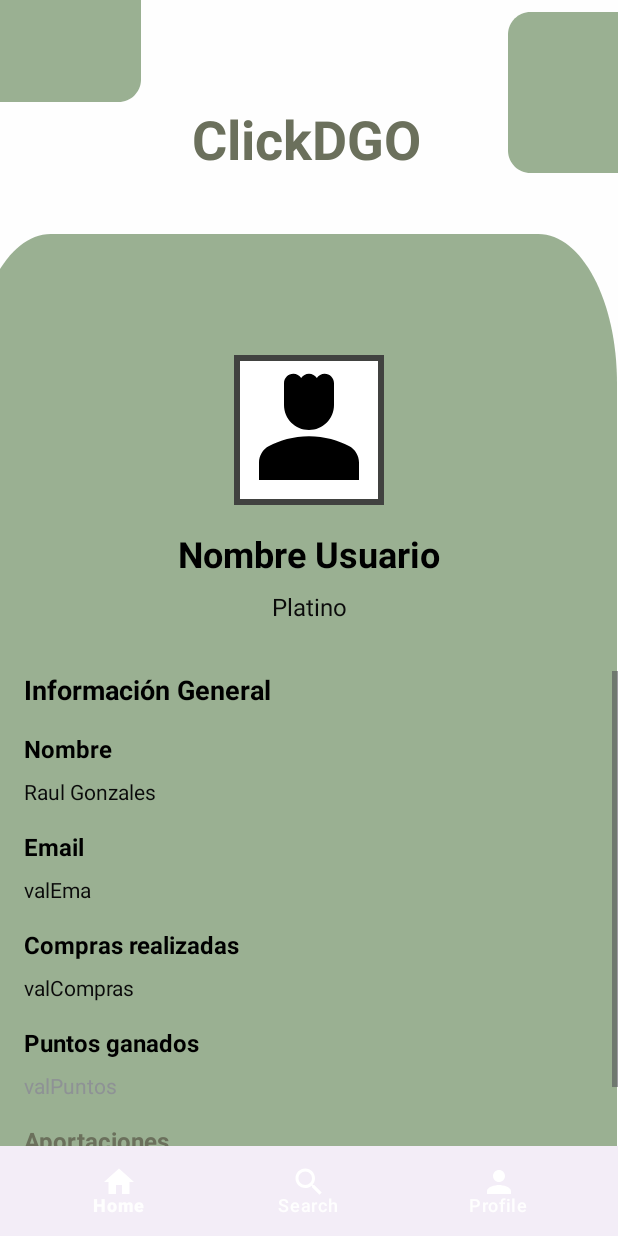
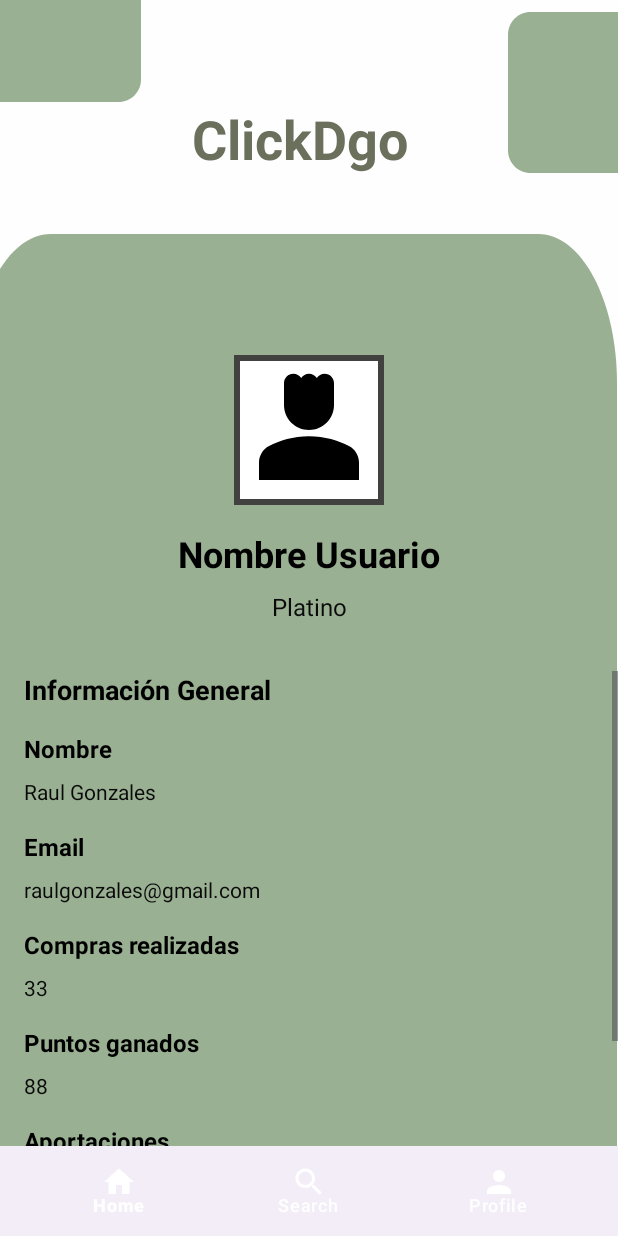
Before and after one commit to Miito456/ProyectoHackaton2024, an Android app: the ProfileActivity screen opened directly, with no data from a screen before it, on a phone screen of 412 x 824 dp. Run offline under Robolectric (Android 15) with nearby library versions, the phone set to English and light mode, and no system bars.

Commit message:
Arreglos varios

```diff
--- a/app/src/main/java/com/example/proyectohackathon/ProfileActivity.java
+++ b/app/src/main/java/com/example/proyectohackathon/ProfileActivity.java
@@ -1,19 +1,30 @@
 package com.example.proyectohackathon;
 
+
+
+import android.content.Context;
 import android.content.Intent;
+import android.content.res.Configuration;
 import android.os.Bundle;
 import android.view.MenuItem;
+import android.view.View;
+import android.widget.Button;
 
 import androidx.annotation.NonNull;
 import androidx.appcompat.app.AppCompatActivity;
 
 import com.google.android.material.bottomnavigation.BottomNavigationView;
 
+import java.util.Locale;
+
 public class ProfileActivity extends AppCompatActivity {
+
+    private Button changeLanguageButton;
+
     @Override
     protected void onCreate(Bundle savedInstanceState) {
         super.onCreate(savedInstanceState);
-        setContentView(R.layout.activity_profile); // Asegúrate de tener este layout creado.
+        setContentView(R.layout.activity_profile);
 
         BottomNavigationView bottomNavigationView = findViewById(R.id.bottomNavigationView);
 
@@ -39,5 +50,30 @@ public class ProfileActivity extends AppCompatActivity {
                 return false;
             }
         });
-        }
+
+        changeLanguageButton = findViewById(R.id.btnIdioma);
+
+        // Listener para el botón de cambio de idioma
+        changeLanguageButton.setOnClickListener(new View.OnClickListener() {
+            @Override
+            public void onClick(View v) {
+                // Cambiar idioma a español (puedes cambiarlo por otro idioma)
+                setLocale("en");
+            }
+        });
     }
+
+    // Método para cambiar el idioma
+    private void setLocale(String languageCode) {
+        Locale locale = new Locale(languageCode);
+        Locale.setDefault(locale);
+        Configuration config = new Configuration();
+        config.locale = locale;
+        getResources().updateConfiguration(config, getResources().getDisplayMetrics());
+
+        // Reiniciar la actividad para aplicar los cambios
+        Intent refresh = new Intent(this, ProfileActivity.class);
+        startActivity(refresh);
+        finish();
+    }
+}
--- a/app/src/main/res/layout/activity_profile.xml
+++ b/app/src/main/res/layout/activity_profile.xml
@@ -1,5 +1,6 @@
 <?xml version="1.0" encoding="utf-8"?>
-<androidx.constraintlayout.widget.ConstraintLayout xmlns:android="http://schemas.android.com/apk/res/android"
+<androidx.constraintlayout.widget.ConstraintLayout
+    xmlns:android="http://schemas.android.com/apk/res/android"
     xmlns:app="http://schemas.android.com/apk/res-auto"
     xmlns:tools="http://schemas.android.com/tools"
     android:layout_width="match_parent"
@@ -27,6 +28,16 @@
         app:layout_constraintEnd_toEndOf="parent"
         app:layout_constraintTop_toTopOf="parent" />
 
+    <!-- Overlay para el filtro de daltonismo -->
+    <View
+        android:id="@+id/colorblindOverlay"
+        android:layout_width="match_parent"
+        android:layout_height="match_parent"
+        android:visibility="gone"
+        android:background="#80000000"
+        app:layout_constraintTop_toTopOf="parent"
+        app:layout_constraintStart_toStartOf="parent" />
+
     <View
         android:id="@+id/rectangle_"
         android:layout_width="430dp"
@@ -44,7 +55,7 @@
         android:layout_height="wrap_content"
         android:layout_marginStart="128dp"
         android:layout_marginTop="68dp"
-        android:text="ClickDGO"
+        android:text="@string/clickdgo"
         android:textColor="#6B705C"
         android:textSize="36sp"
         android:textStyle="bold"
@@ -70,7 +81,7 @@
         android:layout_width="wrap_content"
         android:layout_height="wrap_content"
         android:layout_marginTop="16dp"
-        android:text="Nombre Usuario"
+        android:text="@string/user_name"
         android:textColor="#000"
         android:textSize="24sp"
         android:textStyle="bold"
@@ -84,7 +95,7 @@
         android:layout_width="wrap_content"
         android:layout_height="wrap_content"
         android:layout_marginTop="8dp"
-        android:text="Platino"
+        android:text="@string/membership_type"
         android:textColor="#0a0a0a"
         android:textSize="16sp"
         app:layout_constraintTop_toBottomOf="@id/userName"
@@ -116,7 +127,7 @@
                 android:id="@+id/infoTitle"
                 android:layout_width="match_parent"
                 android:layout_height="wrap_content"
-                android:text="Información General"
+                android:text="@string/info_title"
                 android:textColor="#000"
                 android:textSize="18sp"
                 android:textStyle="bold" />
@@ -126,7 +137,7 @@
                 android:layout_width="match_parent"
                 android:layout_height="wrap_content"
                 android:layout_marginTop="16dp"
-                android:text="Nombre"
+                android:text="@string/name_title"
                 android:textColor="#000"
                 android:textSize="16sp"
                 android:textStyle="bold" />
@@ -136,7 +147,7 @@
                 android:layout_width="match_parent"
                 android:layout_height="wrap_content"
                 android:layout_marginTop="8dp"
-                android:text="Raul Gonzales"
+                android:text="@string/val_nom"
                 android:textColor="#0a0a0a"
                 android:textSize="14sp" />
 
@@ -145,7 +156,7 @@
                 android:layout_width="match_parent"
                 android:layout_height="wrap_content"
                 android:layout_marginTop="16dp"
-                android:text="Email"
+                android:text="@string/email_title"
                 android:textColor="#000"
                 android:textSize="16sp"
                 android:textStyle="bold" />
@@ -155,7 +166,7 @@
                 android:layout_width="match_parent"
                 android:layout_height="wrap_content"
                 android:layout_marginTop="8dp"
-                android:text="valEma"
+                android:text="@string/val_ema"
                 android:textColor="#0a0a0a"
                 android:textSize="14sp" />
 
@@ -164,7 +175,7 @@
                 android:layout_width="match_parent"
                 android:layout_height="wrap_content"
                 android:layout_marginTop="16dp"
-                android:text="Compras realizadas"
+                android:text="@string/compras_title"
                 android:textColor="#000"
                 android:textSize="16sp"
                 android:textStyle="bold" />
@@ -174,7 +185,7 @@
                 android:layout_width="match_parent"
                 android:layout_height="wrap_content"
                 android:layout_marginTop="8dp"
-                android:text="valCompras"
+                android:text="@string/val_compras"
                 android:textColor="#0a0a0a"
                 android:textSize="14sp" />
 
@@ -183,7 +194,7 @@
                 android:layout_width="match_parent"
                 android:layout_height="wrap_content"
                 android:layout_marginTop="16dp"
-                android:text="Puntos ganados"
+                android:text="@string/puntos_title"
                 android:textColor="#000"
                 android:textSize="16sp"
                 android:textStyle="bold" />
@@ -193,8 +204,8 @@
                 android:layout_width="match_parent"
                 android:layout_height="wrap_content"
                 android:layout_marginTop="8dp"
-                android:text="valPuntos"
-                android:textColor="#8E9295"
+                android:text="@string/val_puntos"
+                android:textColor="#0a0a0a"
                 android:textSize="14sp" />
 
             <TextView
@@ -202,49 +213,58 @@
                 android:layout_width="match_parent"
                 android:layout_height="wrap_content"
                 android:layout_marginTop="16dp"
-                android:text="Aportaciones"
-                android:textColor="#6B705C"
+                android:text="@string/aportaciones_title"
+                android:textColor="#000"
                 android:textSize="16sp"
                 android:textStyle="bold" />
 
             <TextView
-                android:id="@+id/valAporta"
+                android:id="@+id/valAportaciones"
                 android:layout_width="match_parent"
                 android:layout_height="wrap_content"
                 android:layout_marginTop="8dp"
-                android:text="valAporta"
-                android:textColor="#8E9295"
+                android:text="@string/val_aporta"
+                android:textColor="#0a0a0a"
                 android:textSize="14sp" />
 
-            <!-- Botón de privacidad -->
+            <!-- Botones -->
             <Button
+
                 android:id="@+id/btnPrivacidad"
                 android:layout_width="wrap_content"
                 android:layout_height="wrap_content"
-                android:text="Privacidad"
-                android:backgroundTint="#597051"
-                android:textColor="#FEFEFE" />
+                android:text="@string/privacy_button"
+                android:backgroundTint="#06a77d"
+                android:textColor="#FEFEFE"/>
 
-            <!-- Botón de accesibilidad -->
             <Button
-                android:id="@+id/btnAccesibilidad"
+
+            android:id="@+id/colorblindFilter"
+            android:layout_width="wrap_content"
+            android:layout_height="wrap_content"
+            android:text="@string/colorblind_button"
+            android:backgroundTint="#06a77d"
+            android:textColor="#fff"
+                />
+            <Button
+
+                android:id="@+id/btnIdioma"
                 android:layout_width="wrap_content"
                 android:layout_height="wrap_content"
-                android:text="Accesibilidad"
-                android:backgroundTint="#597051"
-                android:textColor="#FEFEFE" />
+                android:text="@string/change_language_button"
+                android:backgroundTint="#06a77d"
+                android:textColor="#FEFEFE"/>
 
-            <!-- Botón de cerrar sesión -->
             <Button
-                android:id="@+id/btnCerrarSesion"
+                android:id="@+id/logoutButton"
                 android:layout_width="wrap_content"
                 android:layout_height="wrap_content"
-                android:text="Cerrar Sesión"
-                android:backgroundTint="#597051"
-                android:textColor="#FEFEFE" />
+                android:layout_marginTop="16dp"
+                android:text="@string/logout_button"
+                android:backgroundTint="#06A77D"
+                android:textColor="#FFF" />
         </LinearLayout>
     </ScrollView>
-
     <com.google.android.material.bottomnavigation.BottomNavigationView
         android:id="@+id/bottomNavigationView"
         android:layout_width="match_parent"
@@ -260,7 +280,6 @@
         app:itemActiveIndicatorStyle="@style/IndicatorStyle"
         app:itemIconPadding="8dp"
         app:itemHorizontalTranslationEnabled="true"
-        app:layout_constraintBottom_toBottomOf="parent"/>
-
+        app:layout_constraintBottom_toBottomOf="parent" />
 
 </androidx.constraintlayout.widget.ConstraintLayout>
--- a/app/src/main/res/layout/activity_search.xml
+++ b/app/src/main/res/layout/activity_search.xml
@@ -213,7 +213,7 @@
                     android:layout_gravity="center"
                     android:layout_marginTop="8dp"
                     android:scaleType="centerCrop"
-                    android:src="@drawable/electronics_image"
+                    android:src="@drawable/music_image"
                     android:paddingBottom="8dp"/>
 
                 <Button
@@ -257,7 +257,7 @@
                     android:layout_gravity="center"
                     android:layout_marginTop="8dp"
                     android:scaleType="centerCrop"
-                    android:src="@drawable/electronics_image"
+                    android:src="@drawable/game_videos"
                     android:paddingBottom="8dp"/>
 
                 <Button
--- a/app/src/main/res/layout/activity_ventana_principal.xml
+++ b/app/src/main/res/layout/activity_ventana_principal.xml
@@ -1,6 +1,7 @@
 <?xml version="1.0" encoding="utf-8"?>
 <androidx.constraintlayout.widget.ConstraintLayout xmlns:android="http://schemas.android.com/apk/res/android"
     xmlns:app="http://schemas.android.com/apk/res-auto"
+    xmlns:tools="http://schemas.android.com/tools"
     android:layout_width="match_parent"
     android:layout_height="match_parent"
     android:background="#FEFEFE">
@@ -48,7 +49,7 @@
         android:layout_height="wrap_content"
         android:layout_marginStart="32dp"
         android:layout_marginTop="28dp"
-        android:text="Hola, ****"
+        android:text="Hola, Raul"
         android:textColor="#6B705C"
         android:textSize="20sp"
         app:layout_constraintStart_toStartOf="parent"
@@ -71,13 +72,13 @@
 
     <ImageView
         android:id="@+id/searchIcon"
-        android:layout_width="34dp"
-        android:layout_height="33dp"
+        android:layout_width="45dp"
+        android:layout_height="48dp"
         android:layout_marginTop="8dp"
         android:layout_marginEnd="48dp"
         android:background="@drawable/circle_background"
+        android:backgroundTint="#8E9295"
         android:src="@drawable/ic_search"
-        android:backgroundTint="#8E9295"
         app:layout_constraintEnd_toEndOf="parent"
         app:layout_constraintTop_toBottomOf="@id/greetingTextView" />
 
--- a/app/src/main/res/values/strings.xml
+++ b/app/src/main/res/values/strings.xml
@@ -1,18 +1,34 @@
 <resources>
     <string name="app_name">ProyectoHackathon</string>
-    <string name="nombreBoton">Crear db</string>
+    <string name="nombreBoton">Bd</string>
+
     <string name="clickdgo">ClickDgo</string>
-    <string name="hola_">Hola, ****</string>
+    <string name="hola_">Hola, Raul</string>
     <string name="encuentra_l">Encuentra lo que estas buscando</string>
-    <!-- strings.xml -->
     <string name="para_t_">Para tí</string>
     <string name="descubrir">Descubrir</string>
-
-    <string name="iniciar_ses">Iniciar Sesi\u00C3\u00B3n</string> <!-- El texto contiene el carácter especial Ó -->
+    <string name="iniciar_ses">Iniciar Sesión</string>
     <string name="email">Email</string>
     <string name="password">Contraseña</string>
     <string name="email_ejemp">Email@ejemplo.com</string>
     <string name="iniciar_sesion">Iniciar sesión</string>
+        <string name="user_name">Nombre Usuario</string>
+        <string name="membership_type">Platino</string>
+        <string name="info_title">Información General</string>
+        <string name="name_title">Nombre</string>
+        <string name="val_nom">Raul Gonzales</string>
+        <string name="email_title">Email</string>
+        <string name="val_ema">raulgonzales@gmail.com</string>
+        <string name="compras_title">Compras realizadas</string>
+        <string name="val_compras">33</string>
+        <string name="puntos_title">Puntos ganados</string>
+        <string name="val_puntos">88</string>
+        <string name="aportaciones_title">Aportaciones</string>
+        <string name="val_aporta">120</string>
+        <string name="privacy_button">Privacidad</string>
+        <string name="colorblind_button">Modo daltonismo</string>
+        <string name="change_language_button">Cambiar idioma</string>
+        <string name="logout_button">Cerrar Sesión</string>
 
 
 </resources>
```
Also changed, not shown: 1 other file.
